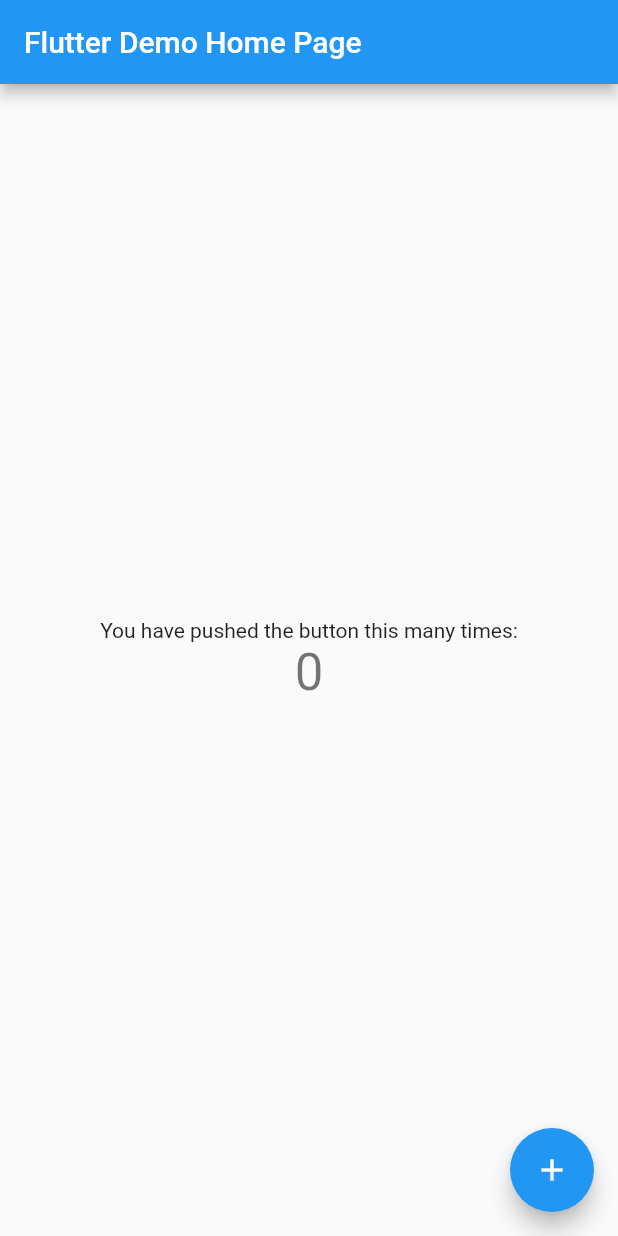
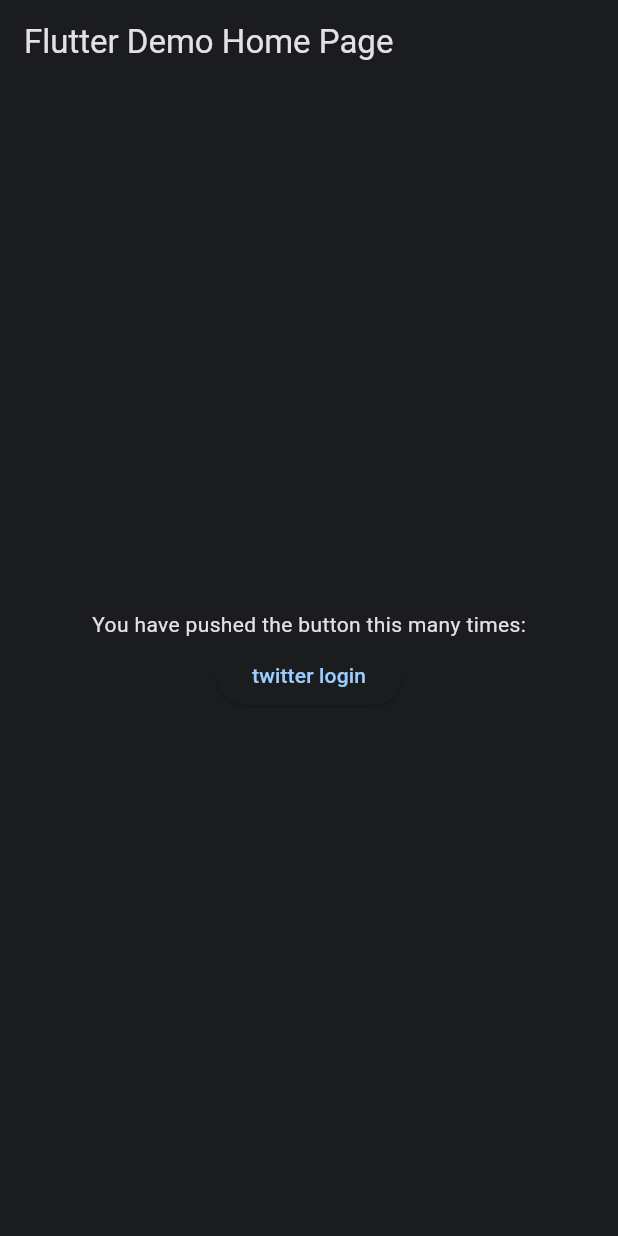
Before and after one commit to ash-valley/twitter_client, a Flutter app: the screen it shows after launch, on a phone screen of 412 x 824 dp. Run offline on Flutter 3.47's test engine with Material 2 defaults, Android fonts, the phone set to English and light mode, and no system bars; our stand-ins replace flutter_dotenv, flutter_riverpod, freezed_annotation, riverpod_annotation; missing offline and left inert: twitter_api_v2, twitter_login; generated files the repository leaves out were written again.

Commit message:
feat: api疎通確認まで完了

```diff
--- a/lib/main.dart
+++ b/lib/main.dart
@@ -1,6 +1,13 @@
 import 'package:flutter/material.dart';
+import 'package:flutter_dotenv/flutter_dotenv.dart';
+import 'package:flutter_riverpod/flutter_riverpod.dart';
+import 'package:twitter_client/service/twitter_api.dart';
+import 'package:twitter_client/service/twitter_login.dart';
 
-void main() {
+import 'color_schemes.g.dart';
+
+void main() async {
+  await dotenv.load();
   runApp(const MyApp());
 }
 
@@ -8,59 +15,58 @@ class MyApp extends StatelessWidget {
   const MyApp({super.key});
   @override
   Widget build(BuildContext context) {
-    return MaterialApp(
-      title: 'Flutter Demo',
-      theme: ThemeData(
-        primarySwatch: Colors.blue,
+    return ProviderScope(
+      child: MaterialApp(
+        theme: ThemeData(useMaterial3: true, colorScheme: lightColorScheme),
+        darkTheme: ThemeData(useMaterial3: true, colorScheme: darkColorScheme),
+        themeMode: ThemeMode.dark,
+        title: 'Flutter Demo',
+        home: const MyHomePage(title: 'Flutter Demo Home Page'),
       ),
-      home: const MyHomePage(title: 'Flutter Demo Home Page'),
     );
   }
 }
 
-class MyHomePage extends StatefulWidget {
+class MyHomePage extends StatelessWidget {
   const MyHomePage({super.key, required this.title});
 
   final String title;
 
   @override
-  State<MyHomePage> createState() => _MyHomePageState();
-}
-
-class _MyHomePageState extends State<MyHomePage> {
-  int _counter = 0;
-
-  void _incrementCounter() {
-    setState(() {
-      _counter++;
-    });
-  }
-
-  @override
   Widget build(BuildContext context) {
     return Scaffold(
       appBar: AppBar(
-        title: Text(widget.title),
+        title: Text(title),
       ),
       body: Center(
         child: Column(
           mainAxisAlignment: MainAxisAlignment.center,
-          children: <Widget>[
-            const Text(
+          children: const <Widget>[
+            Text(
               'You have pushed the button this many times:',
             ),
-            Text(
-              '$_counter',
-              style: Theme.of(context).textTheme.headline4,
-            ),
+            Test(),
           ],
         ),
-      ),
-      floatingActionButton: FloatingActionButton(
-        onPressed: _incrementCounter,
-        tooltip: 'Increment',
-        child: const Icon(Icons.add),
       ),
     );
   }
 }
+
+class Test extends ConsumerWidget {
+  const Test({super.key});
+
+  @override
+  Widget build(BuildContext context, WidgetRef ref) {
+    return ElevatedButton(
+      onPressed: () async {
+        final authResult = await ref.read(twitterLoginProvider).login();
+        if (authResult == null) {
+          return;
+        }
+        TwitterApiWrapper(authResult: authResult).getTimeLine();
+      },
+      child: const Text('twitter login'),
+    );
+  }
+}
--- /dev/null
+++ b/lib/model/twitter/twitter_auth_result.dart
@@ -0,0 +1,14 @@
+// ignore: unused_import
+import 'package:freezed_annotation/freezed_annotation.dart';
+import 'package:twitter_client/model/twitter/twitter_user.dart';
+
+part 'twitter_auth_result.freezed.dart';
+
+@freezed
+class TwitterAuthResult with _$TwitterAuthResult {
+  const factory TwitterAuthResult({
+    required String authToken,
+    required String authTokenSecret,
+    required TwitterUser user,
+  }) = _TwitterAuthResult;
+}
--- /dev/null
+++ b/lib/service/twitter_api.dart
@@ -0,0 +1,36 @@
+import 'package:twitter_api_v2/twitter_api_v2.dart';
+import 'package:twitter_client/model/twitter/twitter_auth_result.dart';
+import 'package:twitter_client/service/twitter_login.dart';
+
+class TwitterApiWrapper {
+  TwitterApiWrapper({
+    required this.authResult,
+  }) : _client = TwitterApi(
+          bearerToken: '',
+          oauthTokens: OAuthTokens(
+            accessToken: authResult.authToken,
+            accessTokenSecret: authResult.authTokenSecret,
+            consumerKey: TWITTER_API_KEY,
+            consumerSecret: TWITTER_API_SECRET_KEY,
+          ),
+        );
+
+  final TwitterAuthResult authResult;
+  final TwitterApi _client;
+
+  String get _userId => authResult.user.id.toString();
+
+  Future<List<TweetData>> getTimeLine() async {
+    final timeline = await _client.tweets.lookupHomeTimeline(userId: _userId);
+    return timeline.data;
+  }
+
+  Future<bool> checkLogin() async {
+    try {
+      await _client.users.lookupMe();
+      return true;
+    } catch (e) {
+      return false;
+    }
+  }
+}
```
Also changed, not shown: lib/exception/twitter_auth_exception.dart (added, +12 -0 lines), lib/model/twitter/twitter_user.dart (added, +13 -0 lines), lib/service/twitter_login.dart (added, +60 -0 lines), pubspec.yaml (+7 -1 lines), lib/color_schemes.g.dart (added), lib/model/twitter/twitter_auth_result.freezed.dart (added), lib/model/twitter/twitter_user.freezed.dart (added), lib/repository/twitter.dart (deleted), lib/service/twitter_login.g.dart (added), pubspec.lock, 5 other files.
